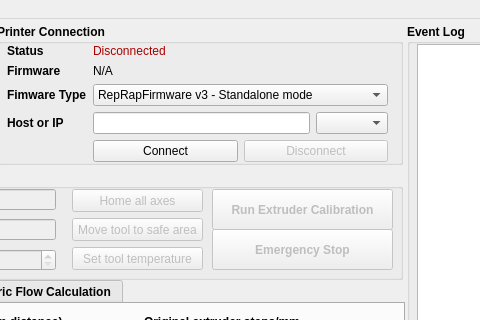
nexx/nxencoder-util, file nxencoder/resources/ui_mainwindow.ui: the form before one commit; both pictures show x 413 to 893 and y 0 to 320 of the 1280 by 720 pixel window.
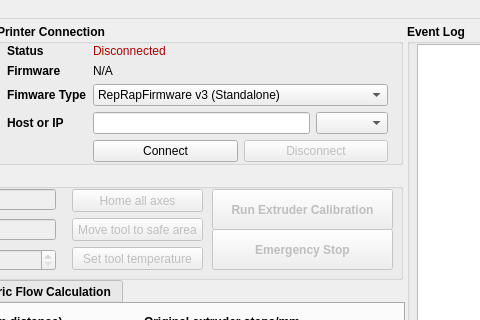
The form after the commit. Custom widgets are drawn as their Qt base class.

Commit message: GUI - Rename printer firmware options

Patch:
```diff
--- a/nxencoder/resources/ui_mainwindow.ui
+++ b/nxencoder/resources/ui_mainwindow.ui
@@ -366,7 +366,7 @@
         </property>
         <item>
          <property name="text">
-          <string>RepRapFirmware v3 - Standalone mode</string>
+          <string>RepRapFirmware v3 (Standalone)</string>
          </property>
         </item>
         <item>
```
Left out of the diff: 6 changed lines with no effect on the pictures. The commit also changes 1 other file.
